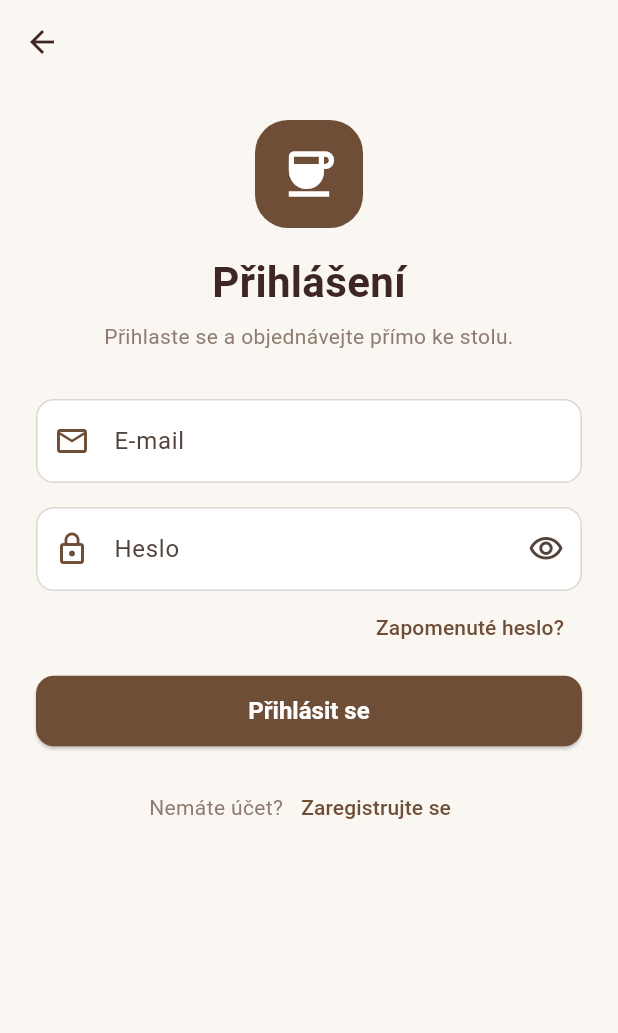
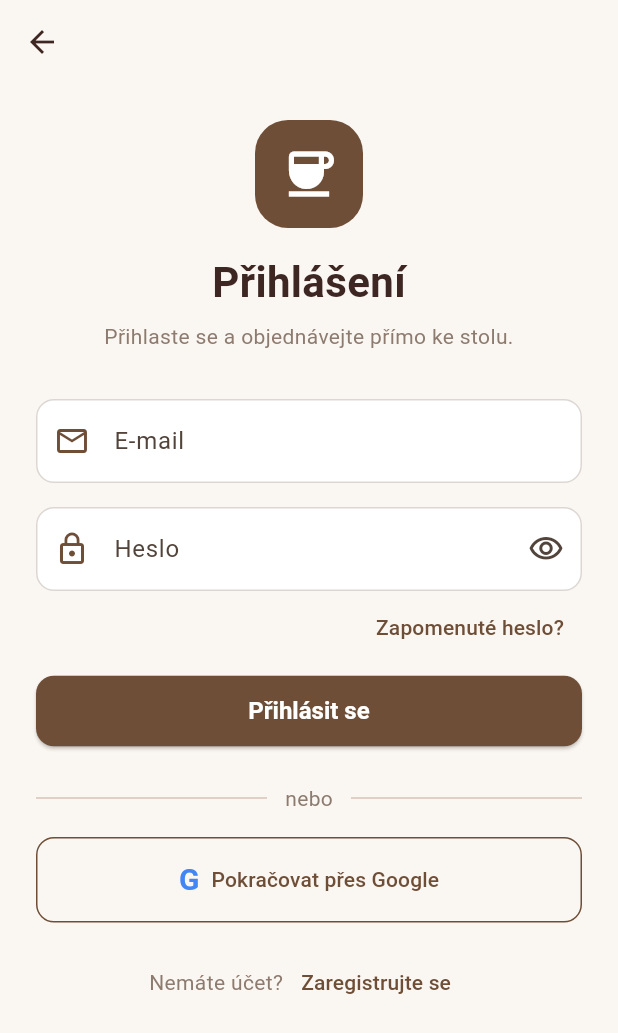
Before and after one commit to klariiisek/Brewly, a Flutter app: the screen it shows after launch, after a tap on "Přihlásit se", on a phone screen of 412 x 824 dp. Shown: the top 1033 px of the screen. Run offline on Flutter 3.47's test engine with Material 3 defaults, Android fonts, the phone set to English and light mode, and no system bars; our stand-ins replace cloud_firestore, firebase_auth, firebase_core; accounts and stored records are empty; statements that could not run were skipped.

Commit message:
Přihlašování e-mailem a přes Google

```diff
--- a/lib/screens/login_screen.dart
+++ b/lib/screens/login_screen.dart
@@ -3,6 +3,7 @@ import 'package:flutter/material.dart';
 import '../services/auth_service.dart';
 import '../theme/app_theme.dart';
 import '../widgets/app_message.dart';
+import '../widgets/google_sign_in_button.dart';
 import 'register_screen.dart';
 
 // Přihlášení e-mailem a heslem.
@@ -155,6 +156,11 @@ class _LoginScreenState extends State<LoginScreen> {
                 child: Text(isLoading ? 'Přihlašuji…' : 'Přihlásit se'),
               ),
             ),
+            const SizedBox(height: 24),
+            GoogleSignInButton(
+              authService: widget.authService,
+              onSignedIn: () => Navigator.pop(context, true),
+            ),
             const SizedBox(height: 16),
             Row(
               mainAxisAlignment: MainAxisAlignment.center,
--- /dev/null
+++ b/lib/widgets/google_sign_in_button.dart
@@ -0,0 +1,80 @@
+import 'package:flutter/material.dart';
+
+import '../services/auth_service.dart';
+import '../theme/app_theme.dart';
+import 'app_message.dart';
+
+// Tlačítko "Pokračovat přes Google" s oddělovačem "nebo" nad sebou.
+// Používá se na přihlašovací i registrační obrazovce.
+class GoogleSignInButton extends StatefulWidget {
+  final AuthService authService;
+
+  // Zavolá se, když se uživatel úspěšně přihlásí.
+  final VoidCallback onSignedIn;
+
+  const GoogleSignInButton({
+    super.key,
+    required this.authService,
+    required this.onSignedIn,
+  });
+
+  @override
+  State<GoogleSignInButton> createState() => _GoogleSignInButtonState();
+}
+
+class _GoogleSignInButtonState extends State<GoogleSignInButton> {
+  bool isLoading = false;
+
+  Future<void> signIn() async {
+    setState(() => isLoading = true);
+    try {
+      final signedIn = await widget.authService.signInWithGoogle();
+      if (!mounted) return;
+      if (signedIn) {
+        showAppMessage(context, 'Přihlášení přes Google proběhlo úspěšně');
+        widget.onSignedIn();
+      }
+    } catch (error) {
+      if (!mounted) return;
+      showAppMessage(context, authErrorMessage(error));
+    } finally {
+      if (mounted) setState(() => isLoading = false);
+    }
+  }
+
+  @override
+  Widget build(BuildContext context) {
+    return Column(
+      children: [
+        // Oddělovač: ——— nebo ———
+        const Row(
+          children: [
+            Expanded(child: Divider()),
+            Padding(
+              padding: EdgeInsets.symmetric(horizontal: 12),
+              child: Text('nebo', style: TextStyle(color: AppColors.muted)),
+            ),
+            Expanded(child: Divider()),
+          ],
+        ),
+        const SizedBox(height: 16),
+        SizedBox(
+          width: double.infinity,
+          child: OutlinedButton.icon(
+            onPressed: isLoading ? null : signIn,
+            // Písmeno G v barvě Googlu místo loga (logo by byl další obrázek).
+            icon: const Text(
+              'G',
+              style: TextStyle(
+                fontSize: 20,
+                fontWeight: FontWeight.bold,
+                color: Color(0xFF4285F4),
+              ),
+            ),
+            label: Text(isLoading ? 'Přihlašuji…' : 'Pokračovat přes Google'),
+          ),
+        ),
+      ],
+    );
+  }
+}
```
Also changed, not shown: lib/screens/register_screen.dart (+7 -0 lines), lib/services/auth_service.dart (+26 -0 lines), 1 other file.
